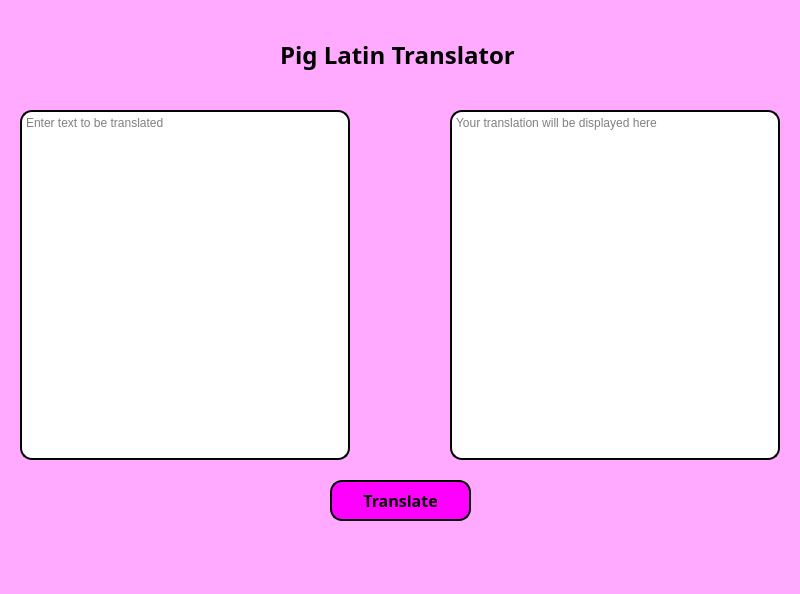
Old version of the form forms/main_window.ui in the repository kalicajala/kali-first-task.
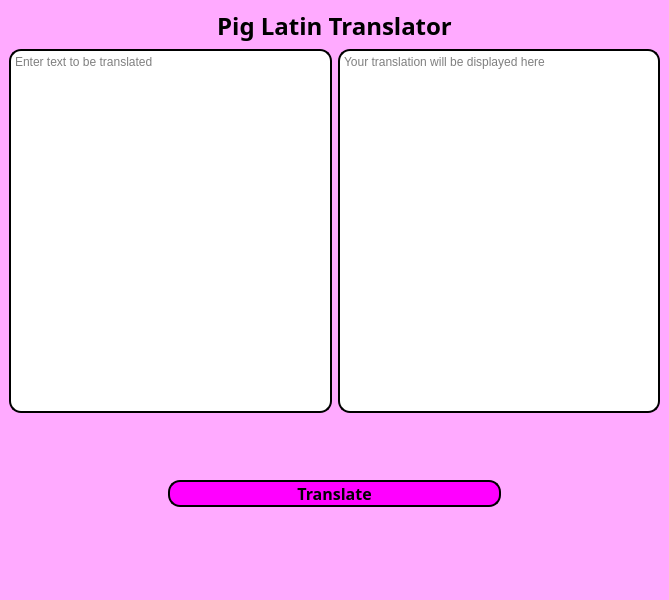
New version of the form. Icons and pictures are not drawn.

Diff of the .ui file:
```diff
--- a/forms/main_window.ui
+++ b/forms/main_window.ui
@@ -6,8 +6,8 @@
    <rect>
     <x>0</x>
     <y>0</y>
-    <width>800</width>
-    <height>594</height>
+    <width>669</width>
+    <height>600</height>
    </rect>
   </property>
   <property name="windowTitle">
@@ -17,81 +17,83 @@
    <string notr="true">background-color: rgb(255, 170, 255)</string>
   </property>
   <widget class="QWidget" name="centralwidget">
-   <widget class="QTextEdit" name="textEdit_source_english_input">
-    <property name="geometry">
-     <rect>
-      <x>20</x>
-      <y>110</y>
-      <width>330</width>
-      <height>350</height>
-     </rect>
-    </property>
-    <property name="styleSheet">
-     <string notr="true">QTextEdit {
-	background-color: rgb(255, 255, 255);
-	border: 2px solid rgb(0, 0, 0);
-	border-radius: 12px;
-	font: 14pt &quot;Sans Serif Collection&quot;;
-}</string>
-    </property>
-    <property name="placeholderText">
-     <string>Enter text to be translated</string>
-    </property>
-   </widget>
-   <widget class="QTextEdit" name="textEdit_output">
-    <property name="geometry">
-     <rect>
-      <x>450</x>
-      <y>110</y>
-      <width>330</width>
-      <height>350</height>
-     </rect>
-    </property>
-    <property name="styleSheet">
-     <string notr="true">QTextEdit {
-	background-color: rgb(255, 255, 255);
-	border: 2px solid rgb(0, 0, 0);
-	border-radius: 12px;
-	font: 14pt &quot;Sans Serif Collection&quot;;
-}</string>
-    </property>
-    <property name="readOnly">
-     <bool>true</bool>
-    </property>
-    <property name="placeholderText">
-     <string>Your translation will be displayed here</string>
-    </property>
-   </widget>
-   <widget class="QLabel" name="label_title">
+   <layout class="QGridLayout" name="gridLayout">
+    <item row="2" column="0" colspan="6">
+     <widget class="QWidget" name="widget_images_and_button" native="true">
+      <property name="minimumSize">
+       <size>
+        <width>0</width>
+        <height>100</height>
+       </size>
+      </property>
+      <layout class="QHBoxLayout" name="horizontalLayout" stretch="0,0,0">
+       <property name="spacing">
+        <number>9</number>
+       </property>
+       <property name="leftMargin">
+        <number>0</number>
+       </property>
+       <property name="topMargin">
+        <number>0</number>
+       </property>
+       <property name="rightMargin">
+        <number>0</number>
+       </property>
+       <property name="bottomMargin">
+        <number>0</number>
+       </property>
+       <item>
+        <widget class="QWidget" name="widget_sad_pig" native="true">
+         <property name="minimumSize">
+          <size>
+           <width>150</width>
+           <height>150</height>
+          </size>
+         </property>
+         <property name="maximumSize">
+          <size>
+           <width>150</width>
+           <height>150</height>
+          </size>
+         </property>
+         <widget class="QLabel" name="sadPig">
     <property name="geometry">
      <rect>
-      <x>280</x>
-      <y>40</y>
-      <width>240</width>
-      <height>30</height>
-     </rect>
-    </property>
-    <property name="font">
-     <font>
-      <family>Sans Serif Collection</family>
-      <pointsize>18</pointsize>
-      <weight>75</weight>
-      <bold>true</bold>
-     </font>
+            <x>0</x>
+            <y>0</y>
+            <width>150</width>
+            <height>150</height>
+           </rect>
+          </property>
+          <property name="minimumSize">
+           <size>
+            <width>150</width>
+            <height>150</height>
+           </size>
+          </property>
+          <property name="maximumSize">
+           <size>
+            <width>150</width>
+            <height>120</height>
+           </size>
     </property>
     <property name="text">
-     <string>Pig Latin Translator</string>
-    </property>
-   </widget>
+           <string/>
+          </property>
+          <property name="pixmap">
+           <pixmap>../assets/peppaPigSad.jpg</pixmap>
+          </property>
+          <property name="scaledContents">
+           <bool>true</bool>
+          </property>
+          <property name="textInteractionFlags">
+           <set>Qt::LinksAccessibleByMouse</set>
+          </property>
+         </widget>
+        </widget>
+       </item>
+       <item>
    <widget class="QPushButton" name="pushButton_translate">
-    <property name="geometry">
-     <rect>
-      <x>330</x>
-      <y>480</y>
-      <width>141</width>
-      <height>41</height>
-     </rect>
-    </property>
     <property name="font">
      <font>
       <family>Sans Serif Collection</family>
@@ -122,37 +124,42 @@
      <bool>true</bool>
     </property>
    </widget>
-   <widget class="QLabel" name="sadPig">
-    <property name="geometry">
-     <rect>
-      <x>100</x>
-      <y>480</y>
-      <width>141</width>
-      <height>81</height>
-     </rect>
-    </property>
-    <property name="text">
-     <string/>
-    </property>
-    <property name="pixmap">
-     <pixmap>../assets/peppaPigSad.jpg</pixmap>
-    </property>
-    <property name="scaledContents">
-     <bool>true</bool>
-    </property>
-    <property name="textInteractionFlags">
-     <set>Qt::LinksAccessibleByMouse</set>
-    </property>
-   </widget>
+       </item>
+       <item>
+        <widget class="QWidget" name="widget_happy_pig" native="true">
+         <property name="minimumSize">
+          <size>
+           <width>150</width>
+           <height>150</height>
+          </size>
+         </property>
+         <property name="maximumSize">
+          <size>
+           <width>150</width>
+           <height>150</height>
+          </size>
+         </property>
    <widget class="QLabel" name="happyPig">
     <property name="geometry">
      <rect>
-      <x>580</x>
-      <y>470</y>
-      <width>100</width>
-      <height>100</height>
-     </rect>
-    </property>
+            <x>0</x>
+            <y>0</y>
+            <width>150</width>
+            <height>150</height>
+           </rect>
+          </property>
+          <property name="minimumSize">
+           <size>
+            <width>150</width>
+            <height>150</height>
+           </size>
+          </property>
+          <property name="maximumSize">
+           <size>
+            <width>150</width>
+            <height>150</height>
+           </size>
+          </property>
     <property name="text">
      <string/>
     </property>
@@ -166,6 +173,63 @@
      <set>Qt::LinksAccessibleByMouse</set>
     </property>
    </widget>
+        </widget>
+       </item>
+      </layout>
+     </widget>
+    </item>
+    <item row="0" column="0" colspan="6">
+     <widget class="QLabel" name="label_title">
+      <property name="font">
+       <font>
+        <family>Sans Serif Collection</family>
+        <pointsize>18</pointsize>
+        <weight>75</weight>
+        <bold>true</bold>
+       </font>
+      </property>
+      <property name="text">
+       <string>Pig Latin Translator</string>
+      </property>
+      <property name="alignment">
+       <set>Qt::AlignCenter</set>
+      </property>
+     </widget>
+    </item>
+    <item row="1" column="0" colspan="3">
+     <widget class="QTextEdit" name="textEdit_source_english_input">
+      <property name="styleSheet">
+       <string notr="true">QTextEdit {
+	background-color: rgb(255, 255, 255);
+	border: 2px solid rgb(0, 0, 0);
+	border-radius: 12px;
+	font: 14pt &quot;Sans Serif Collection&quot;;
+}</string>
+      </property>
+      <property name="placeholderText">
+       <string>Enter text to be translated</string>
+      </property>
+     </widget>
+    </item>
+    <item row="1" column="3" colspan="3">
+     <widget class="QTextEdit" name="textEdit_output">
+      <property name="styleSheet">
+       <string notr="true">QTextEdit {
+	background-color: rgb(255, 255, 255);
+	border: 2px solid rgb(0, 0, 0);
+	border-radius: 12px;
+	font: 14pt &quot;Sans Serif Collection&quot;;
+}</string>
+      </property>
+      <property name="readOnly">
+       <bool>true</bool>
+      </property>
+      <property name="placeholderText">
+       <string>Your translation will be displayed here</string>
+      </property>
+     </widget>
+    </item>
+   </layout>
   </widget>
   <widget class="QStatusBar" name="statusbar"/>
  </widget>
```
Lines whose indentation alone changed are shown as unchanged.
